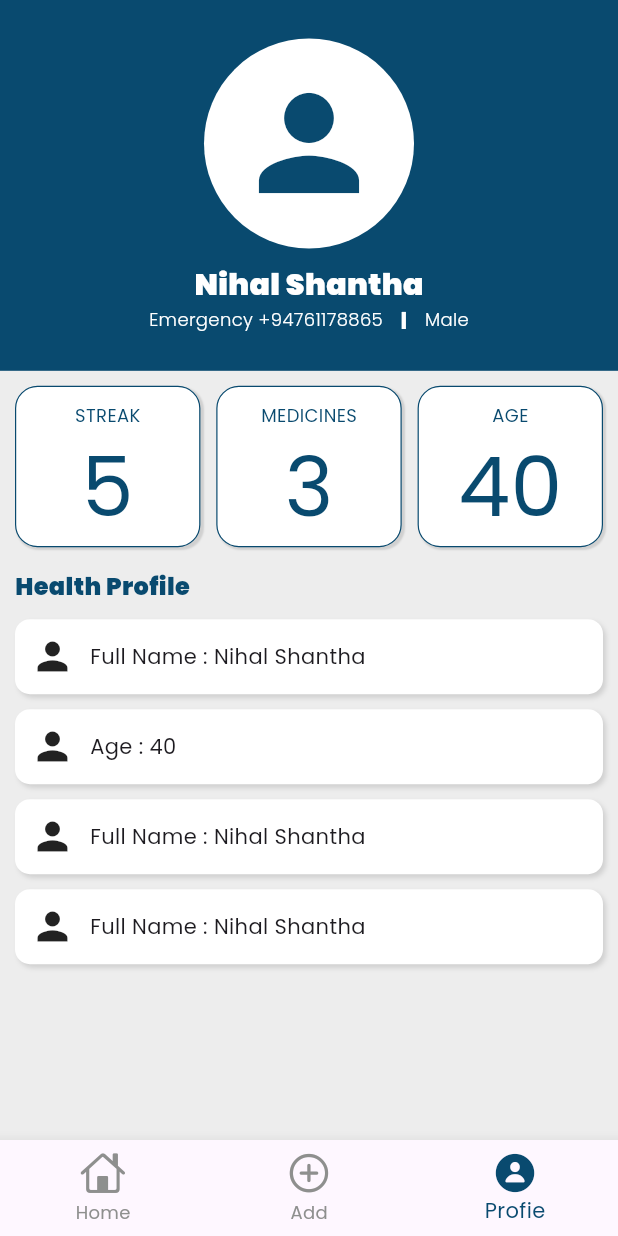
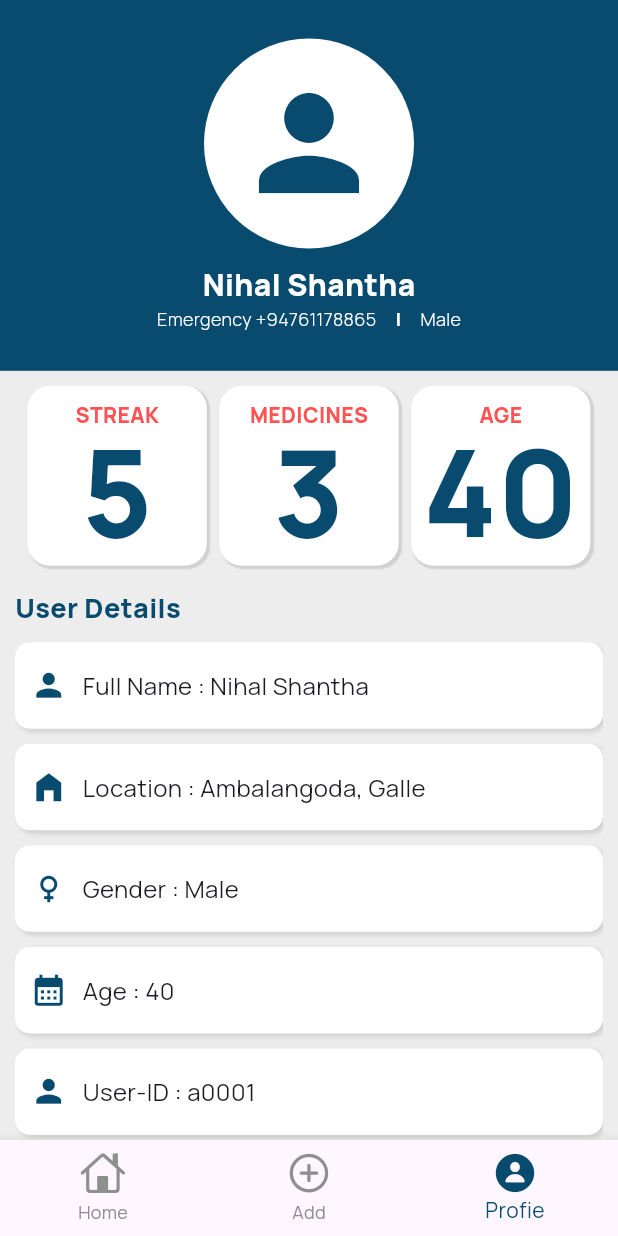
Before and after one commit to nipunagwdev-maker/mobi_health_care_app, a Flutter app: the screen it shows after launch, item 3 of the bottom bar chosen, on a phone screen of 412 x 824 dp. Run offline on Flutter 3.47's test engine with Material 3 defaults, Android fonts, the phone set to English and light mode, and no system bars; our stand-ins replace google_fonts.

Commit message:
add user details on profile page and adjust ui design. basics done in frontend, now need to go to backend

```diff
--- a/lib/data/user_data.dart
+++ b/lib/data/user_data.dart
@@ -6,7 +6,9 @@
   userId: "a0001",
   userGender: "Male",
   age: 40,
-  userDescription: "Sample User Description Showing here",
+  userAddress: 'Ambalangoda, Galle',
+  userDescription:
+      "Currently working as a Lawyer and Studying for a MSc in Physcology",
   totalDaysTookMedicine: 0,
   remainindDaysForTreatment: 30,
   medicineList: [
--- a/lib/main.dart
+++ b/lib/main.dart
@@ -30,7 +30,7 @@
       theme: ThemeData(
         scaffoldBackgroundColor: const Color.fromARGB(255, 237, 237, 237),
         primaryColor: kMainColor,
-        textTheme: GoogleFonts.poppinsTextTheme(
+        textTheme: GoogleFonts.manropeTextTheme(
           Theme.of(context).textTheme,
         ), //it's a new font them called  'manrope'
       ),
--- a/lib/models/user_model.dart
+++ b/lib/models/user_model.dart
@@ -4,6 +4,7 @@
   final String userName;
   final String userId;
   final String userGender;
+  final String userAddress;
   final int age;
   final String userDescription;
   final int totalDaysTookMedicine;
@@ -20,5 +21,6 @@
     required this.totalDaysTookMedicine,
     required this.remainindDaysForTreatment,
     required this.medicineList,
+    required this.userAddress,
   });
 }
--- a/lib/pages/add_medicine_page.dart
+++ b/lib/pages/add_medicine_page.dart
@@ -115,7 +115,7 @@
                               Text(
                                 "MEDICINE NAME",
                                 style: TextStyle(
-                                  fontSize: 11,
+                                  fontSize: 12,
                                   fontWeight: FontWeight.w900,
                                   color: Colors.black54,
                                 ),
@@ -168,7 +168,7 @@
                               Text(
                                 "MEDICINE DOSE",
                                 style: TextStyle(
-                                  fontSize: 11,
+                                  fontSize: 12,
                                   fontWeight: FontWeight.w900,
                                   color: Colors.black54,
                                 ),
@@ -242,9 +242,17 @@
                                   nameController.clear();
                                   doseController.clear();
                                 },
-                                child: Text(
-                                  "Save  Medicine",
-                                  style: TextStyle(color: kMainRedColor),
+
+                                child: Container(
+                                  height: 20,
+                                  //width: 20,
+                                  child: Text(
+                                    "Save it",
+                                    style: TextStyle(
+                                      color: kMainColor,
+                                      fontWeight: FontWeight.w900,
+                                    ),
+                                  ),
                                 ),
                               ),
                             ],
--- a/lib/pages/profile_page.dart
+++ b/lib/pages/profile_page.dart
@@ -90,13 +90,16 @@
               ),
             ),
 
-            Padding(
-              padding: const EdgeInsets.all(kMainPadding),
+            Expanded(
+              child: Padding(
+                padding: const EdgeInsets.symmetric(horizontal: kMainPadding),
+                child: SingleChildScrollView(
                   child: Column(
                     crossAxisAlignment: CrossAxisAlignment.start,
                     children: [
+                      const SizedBox(height: kMainPadding),
                       Row(
-                    mainAxisAlignment: MainAxisAlignment.spaceBetween,
+                        mainAxisAlignment: MainAxisAlignment.spaceEvenly,
                         children: [
                           ProfilePageCard(
                             profileCardTitleName: "STREAK",
@@ -114,14 +117,15 @@
                       ),
                       const SizedBox(height: 15),
                       Text(
-                    "Health Profile",
+                        "User Details",
                         style: TextStyle(
-                      fontSize: 16,
+                          fontSize: 18,
                           color: kMainColor,
                           fontWeight: FontWeight.w900,
                         ),
                       ),
                       const SizedBox(height: kMainPadding),
+
                       //widget for profile page
                       UserDetailsCard(
                         titleOfTheCard: "Full Name",
@@ -129,25 +133,37 @@
                         iconData: Icons.person,
                       ),
                       const SizedBox(height: 10),
+
+                      UserDetailsCard(
+                        titleOfTheCard: "Location",
+                        contentForTitleCard: userData.userAddress,
+                        iconData: Icons.home_filled,
+                      ),
+                      const SizedBox(height: 10),
+
+                      UserDetailsCard(
+                        titleOfTheCard: "Gender",
+                        contentForTitleCard: userData.userGender,
+                        iconData: Icons.female,
+                      ),
+                      const SizedBox(height: 10),
+
                       UserDetailsCard(
                         titleOfTheCard: "Age",
                         contentForTitleCard: userData.age.toString(),
-                    iconData: Icons.person,
+                        iconData: Icons.calendar_month,
                       ),
                       const SizedBox(height: 10),
+
                       UserDetailsCard(
-                    titleOfTheCard: "Full Name",
-                    contentForTitleCard: userData.userName,
-                    iconData: Icons.person,
-                  ),
-                  const SizedBox(height: 10),
-                  UserDetailsCard(
-                    titleOfTheCard: "Full Name",
-                    contentForTitleCard: userData.userName,
+                        titleOfTheCard: "User-ID",
+                        contentForTitleCard: userData.userId,
                         iconData: Icons.person,
                       ),
                       const SizedBox(height: 10),
                     ],
+                  ),
+                ),
               ),
             ),
           ],
--- a/lib/widgets/profile_page_card.dart
+++ b/lib/widgets/profile_page_card.dart
@@ -19,11 +19,11 @@
   Widget build(BuildContext context) {
     return Container(
       //height: 100,
-      width: MediaQuery.of(context).size.width * 0.3,
+      width: MediaQuery.of(context).size.width * 0.29,
       decoration: BoxDecoration(
         color: kMainWhite,
         borderRadius: BorderRadius.circular(15),
-        border: Border.all(color: kMainColor, width: 0.8),
+        //border: Border.all(color: kMainColor, width: 0.8),
         boxShadow: [
           BoxShadow(
             color: Colors.black12,
@@ -39,13 +39,23 @@
           const SizedBox(height: kMainPadding),
           Text(
             widget.profileCardTitleName,
-            style: TextStyle(color: kMainColor, fontSize: 12),
+            style: TextStyle(
+              color: kMainRedColor,
+              fontSize: 14,
+              fontWeight: FontWeight.w900,
+            ),
           ),
 
           Text(
             widget.profileCardValue.toString(),
-            style: TextStyle(color: kMainColor, fontSize: 55),
+            style: TextStyle(
+              color: kMainColor,
+              fontSize: 80,
+              fontWeight: FontWeight.w900,
+              height: 1.0, //make the invisible  sized gap for a any text
+            ),
           ),
+          const SizedBox(height: kMainPadding),
         ],
       ),
     );
--- a/lib/widgets/user_details_card.dart
+++ b/lib/widgets/user_details_card.dart
@@ -7,7 +7,7 @@
   final String contentForTitleCard;
   // ignore: unused_field
   final IconData iconData;
-  UserDetailsCard({
+  const UserDetailsCard({
     super.key,
     required this.titleOfTheCard,
     required this.contentForTitleCard,
@@ -20,11 +20,14 @@
 
 class _UserDetailsCardState extends State<UserDetailsCard> {
   @override
+  // ignore: override_on_non_overriding_member
   final userData = user;
 
+  @override
   Widget build(BuildContext context) {
     return Container(
       width: double.infinity,
+      height: MediaQuery.of(context).size.height * 0.07,
       decoration: BoxDecoration(
         borderRadius: BorderRadius.circular(10),
         color: kMainWhite,
@@ -36,9 +39,13 @@
         padding: const EdgeInsets.all(kMainPadding),
         child: Row(
           children: [
-            Icon(widget.iconData, size: 30),
+            Icon(widget.iconData, size: 25, color: kMainColor),
             const SizedBox(width: 10),
-            Text("${widget.titleOfTheCard} : ${widget.contentForTitleCard}"),
+            Text(
+              "${widget.titleOfTheCard} : ${widget.contentForTitleCard}",
+              style: TextStyle(fontSize: 16, fontWeight: FontWeight.w400),
+              overflow: TextOverflow.clip,
+            ),
           ],
         ),
       ),
```
Lines whose indentation alone changed are shown as unchanged.
